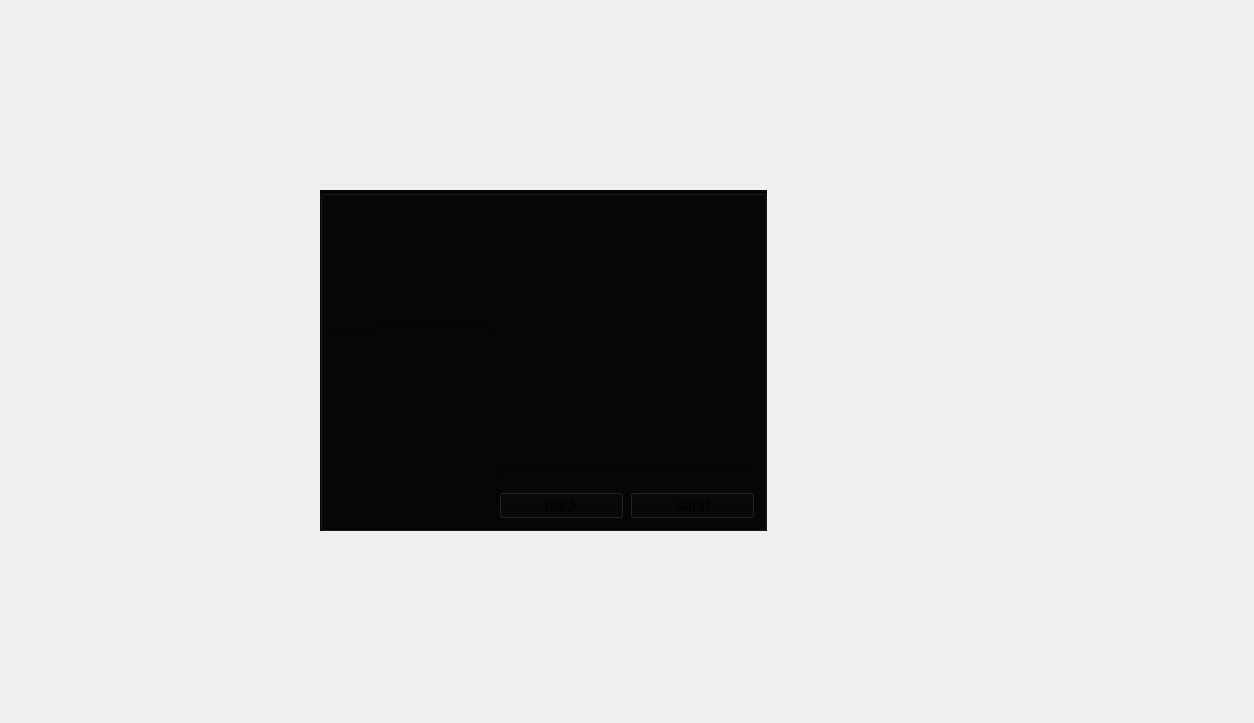
Above: massenger/sendmessageuser_dialog.ui from MahanBeidokhti/AP-Messenger before the change. Below: the same form after it.
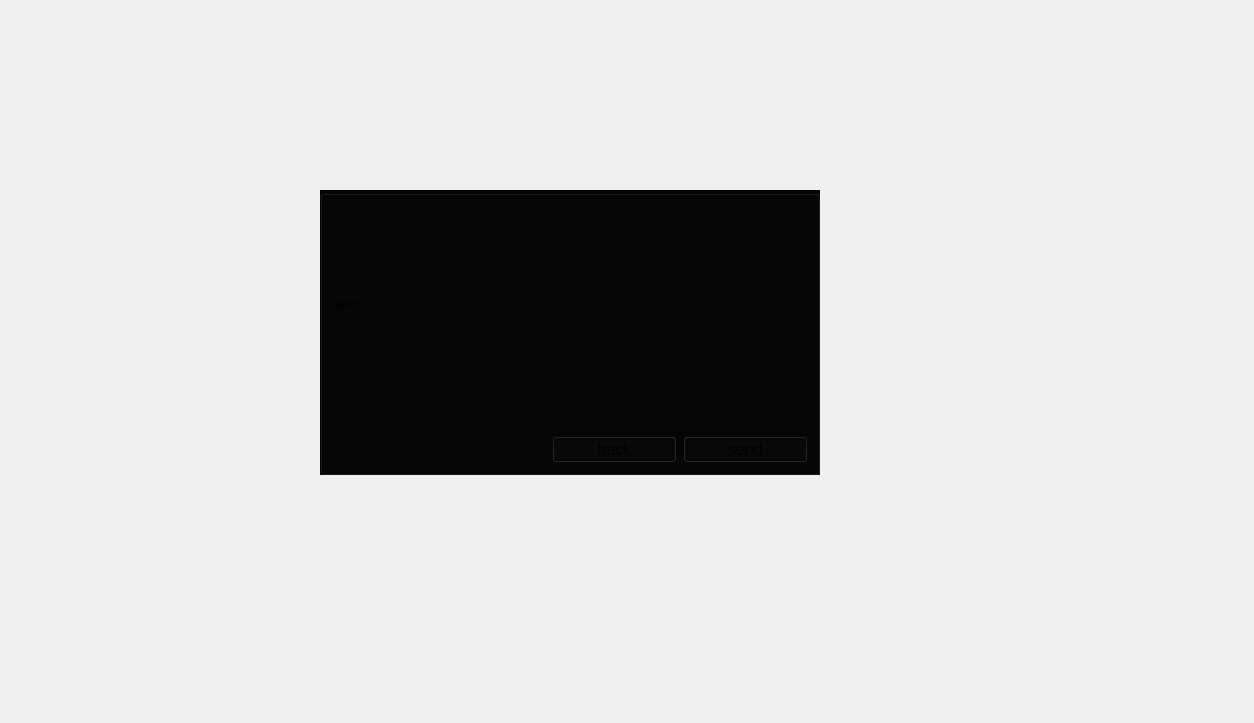
That is the form after the change. Icons and pictures are not drawn.

```diff
--- a/massenger/sendmessageuser_dialog.ui
+++ b/massenger/sendmessageuser_dialog.ui
@@ -81,8 +81,8 @@
     <rect>
      <x>320</x>
      <y>190</y>
-     <width>447</width>
-     <height>341</height>
+     <width>500</width>
+     <height>285</height>
     </rect>
    </property>
    <property name="styleSheet">
```
Left out of the diff: 42 changed lines with no effect on the pictures.
